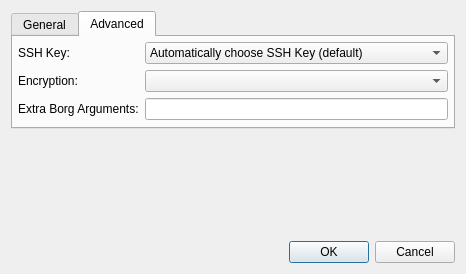
First picture: the form in src/vorta/assets/UI/repoadd.ui, repository borgbase/vorta, before the edit.
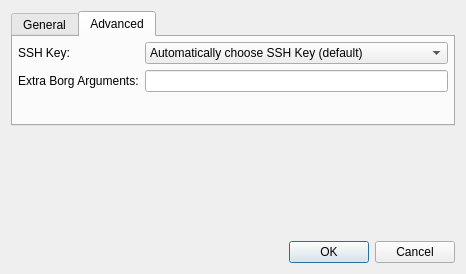
Second picture: the form after the edit. The open tabs and pages were chosen to show the change. Icons and pictures are not drawn.

Commit message: Moved values method and encryptionComboBox to base class

```diff
--- a/src/vorta/assets/UI/repoadd.ui
+++ b/src/vorta/assets/UI/repoadd.ui
@@ -192,23 +192,6 @@
                   </item>
                 </widget>
               </item>
-              <item row="1" column="0">
-                <widget class="QLabel" name="encryptionLabel">
-                  <property name="text">
-                    <string>Encryption:</string>
-                  </property>
-                </widget>
-              </item>
-              <item row="1" column="1">
-                <widget class="QComboBox" name="encryptionComboBox">
-                  <property name="sizePolicy">
-                    <sizepolicy hsizetype="Expanding" vsizetype="Fixed">
-                      <horstretch>0</horstretch>
-                      <verstretch>0</verstretch>
-                    </sizepolicy>
-                  </property>
-                </widget>
-              </item>
               <item row="2" column="0">
                 <widget class="QLabel" name="label_3">
                   <property name="text">
```
The commit also changes 1 other file.
